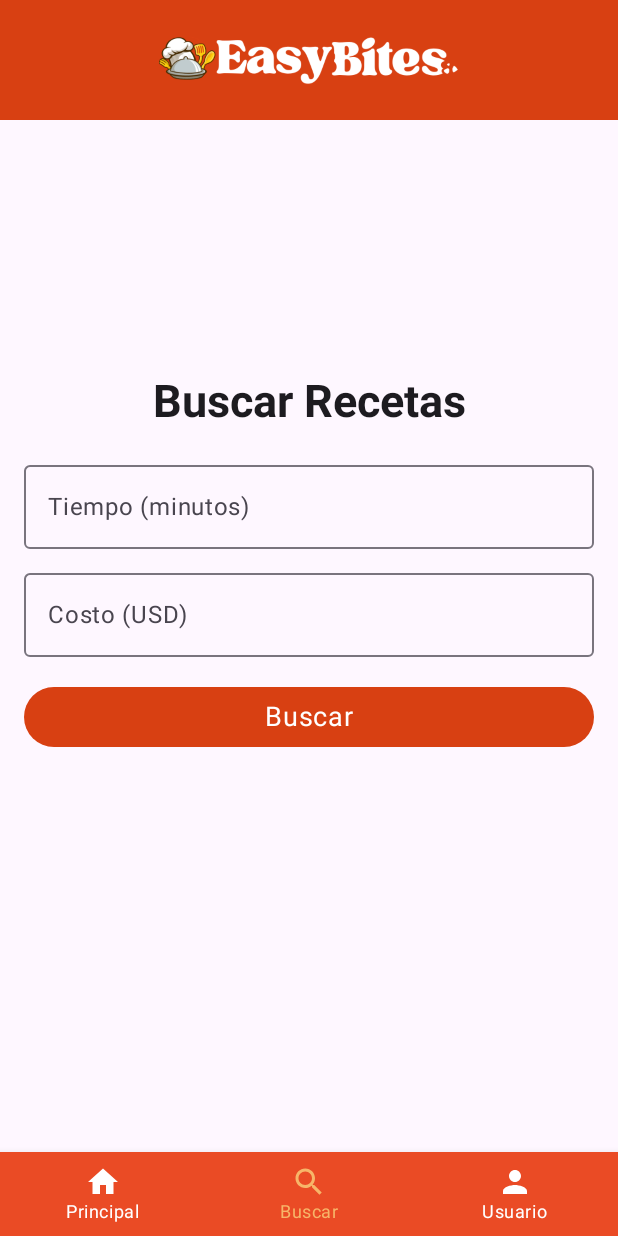
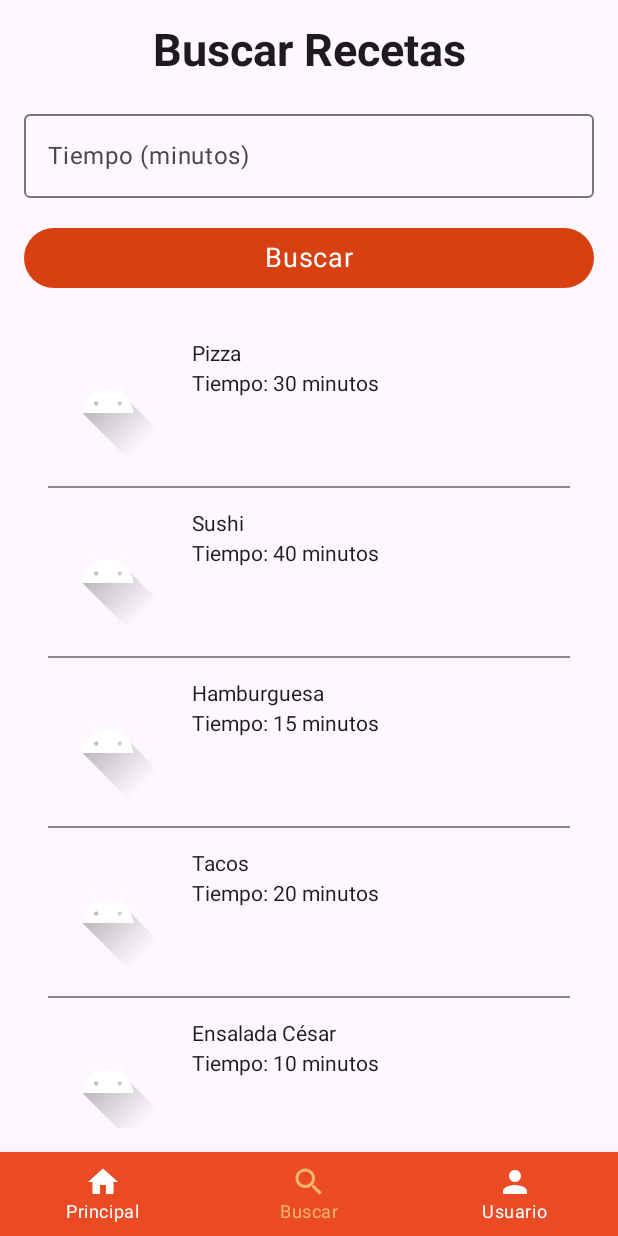
Before and after one commit to Sofiamishel2003/EasyBites, an Android app built with Jetpack Compose: the BusquedaScreen screen opened through its navigation route, on a phone screen of 412 x 824 dp. Run offline under Robolectric (Android 15) with nearby library versions, the phone set to English and light mode, and no system bars; our stand-ins replace Firebase (no records; nobody signed in at launch, a user with empty details on screens opened directly).

Commit message:
Buenas noches muchachos y muchachas

```diff
--- a/app/src/main/java/com/example/easybites/screens/Busqueda.kt
+++ b/app/src/main/java/com/example/easybites/screens/Busqueda.kt
@@ -1,23 +1,65 @@
-package com.example.easybites.screens
+package com.example.busqueda
+
+import android.os.Bundle
+import androidx.activity.ComponentActivity
+import androidx.activity.compose.setContent
+import androidx.compose.foundation.Image
+import androidx.compose.foundation.background
 import androidx.compose.foundation.layout.*
+import androidx.compose.foundation.lazy.LazyColumn
+import androidx.compose.foundation.lazy.items
 import androidx.compose.material3.*
+
 import androidx.compose.runtime.*
 import androidx.compose.ui.Alignment
 import androidx.compose.ui.Modifier
+import androidx.compose.ui.draw.clip
 import androidx.compose.ui.graphics.Color
+import androidx.compose.ui.platform.LocalContext
+import androidx.compose.ui.platform.LocalDensity
+import androidx.compose.ui.platform.LocalFocusManager
+import androidx.compose.ui.platform.LocalSoftwareKeyboardController
+import androidx.compose.ui.res.painterResource
 import androidx.compose.ui.res.stringResource
 import androidx.compose.ui.text.font.FontWeight
+import androidx.compose.ui.text.input.ImeAction
+import androidx.compose.ui.tooling.preview.Preview
 import androidx.compose.ui.unit.dp
 import androidx.compose.ui.unit.sp
-import androidx.navigation.NavController
 import com.example.easybites.R
+import com.example.easybites.screens.TopBarWithLogo
+
+
+data class Receta(
+    val nombre: String,
+    val imageUrl: String,
+    val ingredientes: List<String>,
+    val tiempo: Int,
+    val presupuesto: String,
+    val procedimiento: String
+)
+
 
 @OptIn(ExperimentalMaterial3Api::class)
 @Composable
 fun BusquedaScreen() {
+
+    val recetas = listOf(
+        Receta("Pizza", "https://cdn.apartmenttherapy.info/image/upload/f_auto,q_auto:eco,c_fill,g_center,w_730,h_913/k%2FPhoto%2FRecipe%20Ramp%20Up%2F2021-07-Almond-Flour-Pizza-Crust%2FALMOND-FLOUR-PIZZA-CRUST_KitchnKitchn3230-1-", listOf("Masa", "Tomate", "Queso"), 30 , "$20", "Hornea a 180 grados"),
+        Receta("Sushi", "https://hips.hearstapps.com/hmg-prod/images/cropped-image-of-person-holding-sushi-at-table-royalty-free-image-1618595597.?crop=1.00xw:0.753xh;0,0.125xh&resize=1200:*", listOf("Arroz", "Pescado", "Algas"), 40 , "$25", "Enrollar y cortar"),
+        Receta("Hamburguesa", "https://www.recetasnestle.com.ec/sites/default/files/srh_recipes/4e4293857c03d819e4ae51de1e86d66a.jpg", listOf("Carne", "Pan", "Lechuga", "Tomate"), 15 , "$10", "Cocinar la carne y montar"),
+        Receta("Tacos", "https://www.pequerecetas.com/wp-content/uploads/2020/10/tacos-mexicanos.jpg", listOf("Tortillas", "Carne", "Cilantro"), 20 , "$12", "Cocinar la carne y servir en tortillas"),
+        Receta("Ensalada César", "https://www.gourmet.cl/wp-content/uploads/2016/09/Ensalada_C%C3%A9sar-web-553x458.jpg", listOf("Lechuga", "Pollo", "Queso Parmesano"), 10 , "$8", "Mezclar todo"),
+        Receta("Spaghetti Carbonara", "https://www.twopeasandtheirpod.com/wp-content/uploads/2023/01/Spaghetti-Carbonara168766.jpg", listOf("Spaghetti", "Huevo", "Tocino"), 25 , "$15", "Cocinar la pasta y mezclar"),
+        Receta("Pollo al Curry", "https://assets.unileversolutions.com/recipes-v2/34403.jpg", listOf("Pollo", "Curry", "Leche de Coco"), 40 , "$18", "Cocinar el pollo y añadir curry"),
+        Receta("Gazpacho", "https://www.acouplecooks.com/wp-content/uploads/2021/07/Gazpacho-002s.jpg", listOf("Tomate", "Pimiento", "Pepino"), 15 , "$9", "Licuar y enfriar"),
+        Receta("Steak", "https://whitneybond.com/wp-content/uploads/2021/06/steak-marinade-13.jpg", listOf("Carne", "Sal", "Pimienta"), 20 , "$22", "Asar a la parrilla"),
+        Receta("Tiramisú", "https://cdn7.kiwilimon.com/recetaimagen/35448/640x640/42520.jpg.webp", listOf("Queso Mascarpone", "Café", "Bizcochos"), 45 , "$16", "Montar capas y enfriar")
+    )
+
     var tiempo by remember { mutableStateOf("") }
-    var costo by remember { mutableStateOf("") }
-    TopBarWithLogo()
+    var recetasFiltradas by remember { mutableStateOf<List<Receta>>(emptyList()) }
+
     Column(
         modifier = Modifier
             .fillMaxSize()
@@ -29,7 +71,7 @@ fun BusquedaScreen() {
             text = "Buscar Recetas",
             style = MaterialTheme.typography.headlineMedium.copy(
                 fontWeight = FontWeight.Bold,
-                fontSize = 30.sp // Tamaño más grande para el título
+                fontSize = 30.sp
             )
         )
         Spacer(modifier = Modifier.height(16.dp))
@@ -39,16 +81,17 @@ fun BusquedaScreen() {
             label = { Text("Tiempo (minutos)") },
             modifier = Modifier.fillMaxWidth()
         )
-        Spacer(modifier = Modifier.height(8.dp))
-        OutlinedTextField(
-            value = costo,
-            onValueChange = { costo = it },
-            label = { Text("Costo (USD)") },
-            modifier = Modifier.fillMaxWidth()
-        )
         Spacer(modifier = Modifier.height(16.dp))
+
         Button(
-            onClick = { /* busqueda */ },
+            onClick = {
+                recetasFiltradas = if (tiempo.isNotBlank()) {
+                    val tiempoIngresado = tiempo.toIntOrNull() ?: 0
+                    recetas.filter { it.tiempo <= tiempoIngresado }
+                } else {
+                    emptyList()
+                }
+            },
             modifier = Modifier.fillMaxWidth(),
             colors = ButtonDefaults.buttonColors(
                 containerColor = Color(0xFFD84012),
@@ -56,11 +99,47 @@ fun BusquedaScreen() {
             )
         ) {
             Text(
-                text = stringResource(id= R.string.Buscar,"Buscar"),
-                style = MaterialTheme.typography.bodyLarge.copy(fontSize = 18.sp) // Texto más grande para el botón
+                text = "Buscar",
+                style = MaterialTheme.typography.bodyLarge.copy(fontSize = 18.sp)
             )
         }
         Spacer(modifier = Modifier.height(16.dp))
 
+        // Mostrar todas las recetas o las recetas filtradas en LazyColumn
+        LazyColumn {
+            items(if (recetasFiltradas.isNotEmpty()) recetasFiltradas else recetas) { receta ->
+                RecetaItem(receta = receta)
+                Divider(modifier = Modifier.padding(horizontal = 16.dp), color = Color.Gray)
+            }
+        }
     }
 }
+
+@Composable
+fun RecetaItem(receta: Receta) {
+    Row(
+        modifier = Modifier
+            .fillMaxWidth()
+            .padding(16.dp)
+    ) {
+        Image(
+            painter = painterResource(id = R.drawable.ic_launcher_foreground),
+            contentDescription = null,
+            modifier = Modifier
+                .size(80.dp)
+                .clip(shape = MaterialTheme.shapes.medium)
+        )
+        Spacer(modifier = Modifier.width(16.dp))
+        Column {
+            Text(text = receta.nombre)
+            Spacer(modifier = Modifier.height(4.dp))
+            Text(text = "Tiempo: ${receta.tiempo} minutos")
+        }
+    }
+}
+
+@Preview(showBackground = true)
+@Composable
+fun DefaultPreview() {
+    BusquedaScreen()
+}
```
Also changed, not shown: app/src/main/java/com/example/easybites/navigation/AppNavigation.kt (+1 -6 lines).
